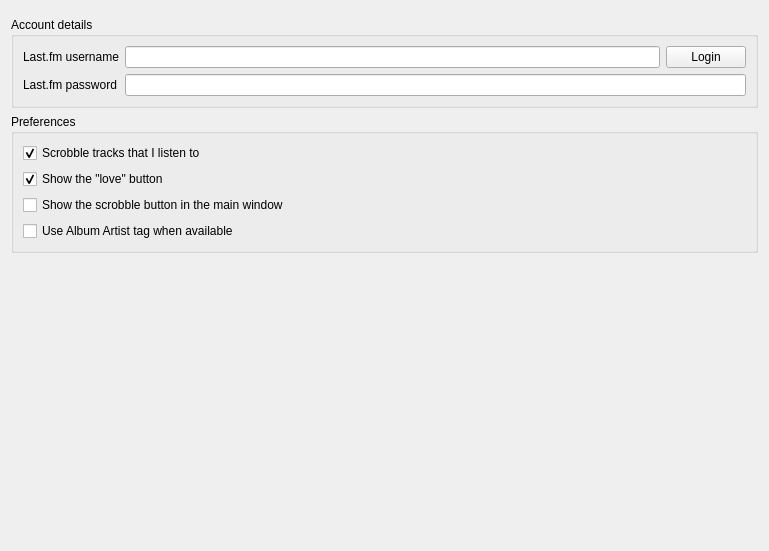
clementine-player/Clementine, file src/internet/lastfm/lastfmsettingspage.ui: the form before one commit.
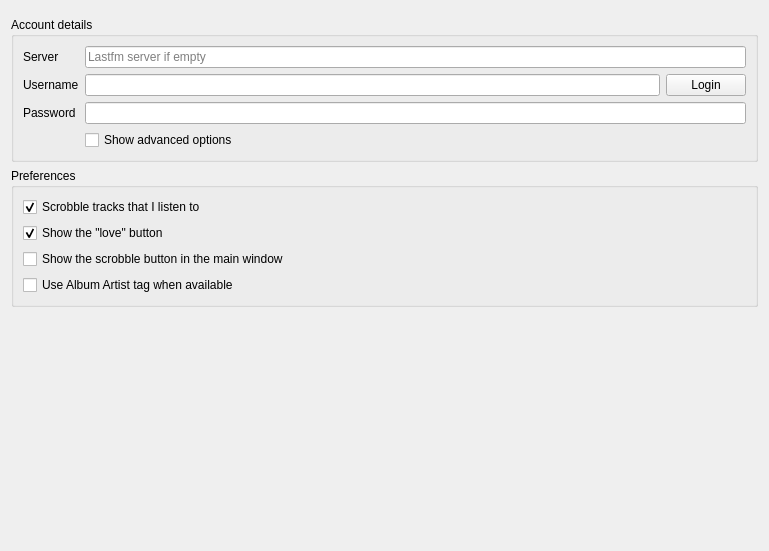
The form after the commit. Custom widgets are drawn as their Qt base class.

Commit message: Add support for custom lastfm:// URLs

Diff of the .ui file:
```diff
--- a/src/internet/lastfm/lastfmsettingspage.ui
+++ b/src/internet/lastfm/lastfmsettingspage.ui
@@ -26,10 +26,17 @@
       <property name="fieldGrowthPolicy">
        <enum>QFormLayout::AllNonFixedFieldsGrow</enum>
       </property>
+      <item row="0" column="0">
+       <widget class="QLabel" name="label_server">
+        <property name="text">
+         <string>Server</string>
+        </property>
+       </widget>
+      </item>
       <item row="1" column="0">
        <widget class="QLabel" name="label_2">
         <property name="text">
-         <string>Last.fm username</string>
+         <string>Username</string>
         </property>
        </widget>
       </item>
@@ -50,7 +57,7 @@
       <item row="2" column="0">
        <widget class="QLabel" name="label_3">
         <property name="text">
-         <string>Last.fm password</string>
+         <string>Password</string>
         </property>
        </widget>
       </item>
@@ -61,6 +68,20 @@
         </property>
        </widget>
       </item>
+      <item row="0" column="1">
+       <widget class="QLineEdit" name="server">
+        <property name="placeholderText">
+         <string>Lastfm server if empty</string>
+        </property>
+       </widget>
+      </item>
+      <item row="3" column="1">
+       <widget class="QCheckBox" name="advanced_options">
+        <property name="text">
+         <string>Show advanced options</string>
+        </property>
+       </widget>
+      </item>
      </layout>
     </widget>
    </item>
```
Left out of the diff: 5 changed lines with no effect on the pictures. The commit also changes 125 other files.
